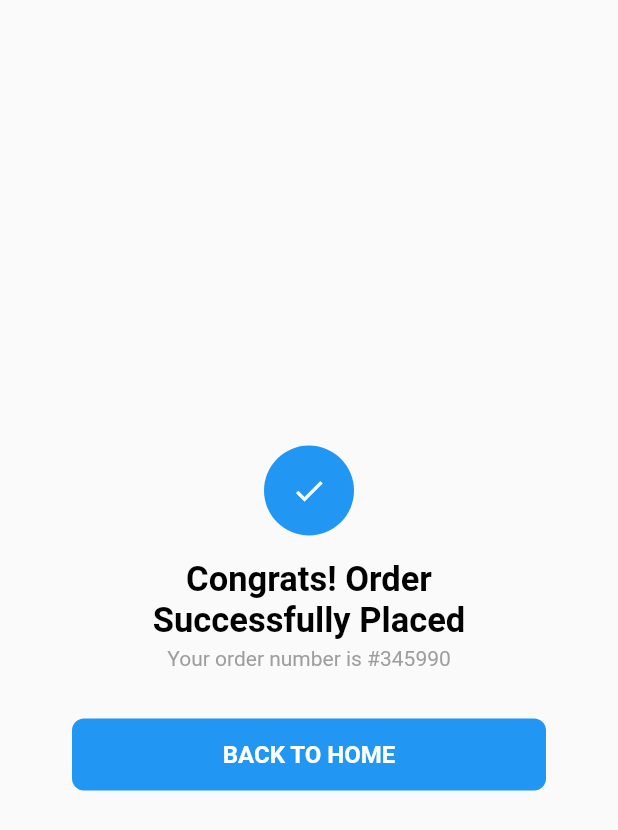
After one commit to phucnguyen1618/fashion_app_ui, a Flutter app: the OrderSuccessPage screen opened by its route, on a phone screen of 412 x 824 dp. The commit adds this screen. Shown: the top 830 px of the screen. Run offline on Flutter 3.47's test engine with Material 2 defaults, Android fonts, the phone set to English and light mode, and no system bars; our stand-ins replace get.

Commit message:
Initial Commit.

```diff
--- a/lib/modules/cart/controller/cart_controller.dart
+++ b/lib/modules/cart/controller/cart_controller.dart
@@ -1,3 +1,4 @@
+import 'package:fashion_app_ui/routes/app_pages.dart';
 import 'package:get/get.dart';
 
 class CartController extends GetxController {
@@ -5,4 +6,8 @@ class CartController extends GetxController {
   onBack(){
     Get.back(result: 0);
   }
+
+  onCheckOut() {
+    Get.toNamed(Routes.ORDER_SUCCESS);
+  }
 }
--- /dev/null
+++ b/lib/modules/cart/controller/order_success_controller.dart
@@ -0,0 +1,9 @@
+import 'package:fashion_app_ui/routes/app_pages.dart';
+import 'package:get/get.dart';
+
+class OrderSuccessController extends GetxController {
+
+   onBackToHome() {
+     Get.offAllNamed(Routes.HOME, arguments: 0);
+   }
+}
--- a/lib/modules/cart/view/cart_page.dart
+++ b/lib/modules/cart/view/cart_page.dart
@@ -91,7 +91,7 @@ class CartPage extends StatelessWidget {
           width: double.infinity,
           height: 56,
           child: MaterialButton(
-            onPressed: () {},
+            onPressed: () => controller.onCheckOut(),
             child: const Text(
               'CHECKOUT',
               style: TextStyle(
--- /dev/null
+++ b/lib/modules/cart/view/order_success_page.dart
@@ -0,0 +1,79 @@
+import 'package:fashion_app_ui/modules/cart/controller/order_success_controller.dart';
+import 'package:flutter/material.dart';
+import 'package:get/get.dart';
+
+class OrderSuccessPage extends StatelessWidget {
+  const OrderSuccessPage({Key? key}) : super(key: key);
+
+  @override
+  Widget build(BuildContext context) {
+    final controller = Get.put(OrderSuccessController());
+    return Scaffold(
+      body: Center(
+        child: Column(
+          mainAxisAlignment: MainAxisAlignment.center,
+          crossAxisAlignment: CrossAxisAlignment.center,
+          children: [
+            Container(
+              width: 60.0,
+              height: 60.0,
+              decoration: BoxDecoration(
+                color: Colors.blue,
+                borderRadius: BorderRadius.circular(30.0),
+              ),
+              child: const Icon(Icons.check, color: Colors.white,),
+            ),
+            const SizedBox(height: 16.0,),
+            const Text(
+              'Congrats! Order',
+              style: TextStyle(
+                  color: Colors.black,
+                  fontSize: 23.0,
+                  fontWeight: FontWeight.bold),
+            ),
+            const Text(
+              'Successfully Placed',
+              style: TextStyle(
+                  color: Colors.black,
+                  fontSize: 23.0,
+                  fontWeight: FontWeight.bold),
+            ),
+            const SizedBox(
+              height: 4.0,
+            ),
+            const Text(
+              'Your order number is #345990',
+              style: TextStyle(
+                color: Colors.grey,
+                fontSize: 14.0,
+              ),
+            ),
+            const SizedBox(
+              height: 32.0,
+            ),
+            Container(
+              width: double.infinity,
+              height: 48.0,
+              margin: const EdgeInsets.only(left: 48.0, right: 48.0),
+              decoration: BoxDecoration(
+                color: Colors.blue,
+                borderRadius: BorderRadius.circular(8.0),
+              ),
+              child: MaterialButton(
+                onPressed: () => controller.onBackToHome(),
+                child: const Text(
+                  'BACK TO HOME',
+                  style: TextStyle(
+                    color: Colors.white,
+                    fontSize: 16.0,
+                    fontWeight: FontWeight.bold,
+                  ),
+                ),
+              ),
+            )
+          ],
+        ),
+      ),
+    );
+  }
+}
--- /dev/null
+++ b/lib/modules/detail/controller/detail_controller.dart
@@ -0,0 +1,11 @@
+import 'package:get/get.dart';
+
+class DetailController extends GetxController {
+
+  onBack(dynamic value) {
+    Get.back(result: value);
+  }
+
+
+
+}
--- a/lib/modules/favorite/controller/favorite_controller.dart
+++ b/lib/modules/favorite/controller/favorite_controller.dart
@@ -1,3 +1,4 @@
+import 'package:fashion_app_ui/routes/app_pages.dart';
 import 'package:get/get.dart';
 
 class FavoriteController extends GetxController {
@@ -5,4 +6,8 @@ class FavoriteController extends GetxController {
   onBack() {
     Get.back(result: 0);
   }
+
+  onItemFavoriteClicked() {
+    Get.toNamed(Routes.DETAIL);
+  }
 }
--- a/lib/modules/home/controller/home_controller.dart
+++ b/lib/modules/home/controller/home_controller.dart
@@ -1,3 +1,5 @@
+import 'dart:math';
+
 import 'package:fashion_app_ui/routes/app_pages.dart';
 import 'package:get/get.dart';
 
@@ -9,6 +11,7 @@ class HomeController extends GetxController {
     switch (index) {
       case 0:
         currentIndex.value = await Get.toNamed(Routes.HOME);
+        log(currentIndex.value);
         break;
       case 1:
         return;
--- /dev/null
+++ b/lib/modules/profile/controller/profile_controller.dart
@@ -0,0 +1,8 @@
+import 'package:get/get.dart';
+
+class ProfileController extends GetxController {
+
+  onBack() {
+    Get.back(result: 0);
+  }
+}
--- a/lib/routes/app_pages.dart
+++ b/lib/routes/app_pages.dart
@@ -1,9 +1,11 @@
 import 'package:fashion_app_ui/modules/cart/view/cart_page.dart';
+import 'package:fashion_app_ui/modules/cart/view/order_success_page.dart';
+import 'package:fashion_app_ui/modules/detail/view/detail_page.dart';
 import 'package:fashion_app_ui/modules/favorite/view/favorite_page.dart';
 import 'package:fashion_app_ui/modules/history/view/history_page.dart';
 import 'package:fashion_app_ui/modules/home/view/home_page.dart';
 import 'package:fashion_app_ui/modules/notification/notification_page.dart';
-import 'package:fashion_app_ui/modules/profile/profile_page.dart';
+import 'package:fashion_app_ui/modules/profile/view/profile_page.dart';
 import 'package:fashion_app_ui/modules/signup/view/sign_up_page.dart';
 import 'package:fashion_app_ui/modules/splash/view/splash_page.dart';
 import 'package:fashion_app_ui/modules/verify/view/verify_page.dart';
@@ -21,4 +23,6 @@ final routePages = [
   GetPage(name: Routes.PROFILE, page: () => const ProfilePage()),
   GetPage(name: Routes.HISTORY, page: () => const HistoryPage()),
   GetPage(name: Routes.NOTIFICATION, page: () => const NotificationPage()),
+  GetPage(name: Routes.DETAIL, page: () => const DetailPage()),
+  GetPage(name: Routes.ORDER_SUCCESS, page: () => const OrderSuccessPage()),
 ];
--- a/lib/routes/app_routes.dart
+++ b/lib/routes/app_routes.dart
@@ -10,4 +10,6 @@ abstract class Routes {
   static const PROFILE = '/profile';
   static const HISTORY = '/history';
   static const NOTIFICATION = '/notification';
+  static const DETAIL = '/detail';
+  static const ORDER_SUCCESS = '/order_success';
 }
--- a/lib/widgets/item_order_widget.dart
+++ b/lib/widgets/item_order_widget.dart
@@ -59,7 +59,7 @@ class ItemOrderWidget extends StatelessWidget {
                           fontSize: 16.0,
                           fontWeight: FontWeight.bold),
                     ),
-                    const SizedBox(width: 85.0,),
+                    const SizedBox(width: 65.0,),
                     Padding(
                       padding: const EdgeInsets.only(right: 16.0),
                       child: Row(
--- a/lib/widgets/item_popular_widget.dart
+++ b/lib/widgets/item_popular_widget.dart
@@ -1,4 +1,4 @@
-import 'package:fashion_app_ui/modules/detail/detail_page.dart';
+import 'package:fashion_app_ui/modules/detail/view/detail_page.dart';
 import 'package:flutter/material.dart';
 
 class ItemPopularWidget extends StatelessWidget {
```
Also changed, not shown: lib/modules/detail/view/detail_page.dart (renamed from lib/modules/detail/detail_page.dart, +8 -2 lines), lib/modules/profile/view/profile_page.dart (renamed from lib/modules/profile/profile_page.dart, +9 -3 lines), lib/widgets/item_favorite_widget.dart (+7 -1 lines), lib/modules/detail/view/detail_children.dart (renamed from lib/modules/detail/detail_children.dart), pubspec.lock.
